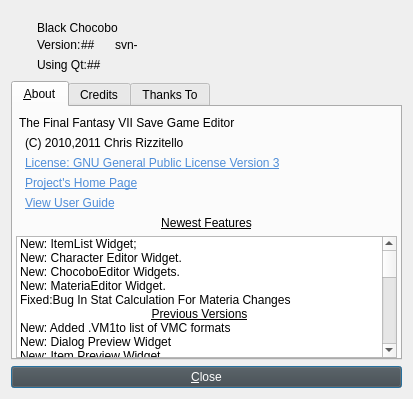
sithlord48/blackchocobo, file about.ui: the form before one commit.
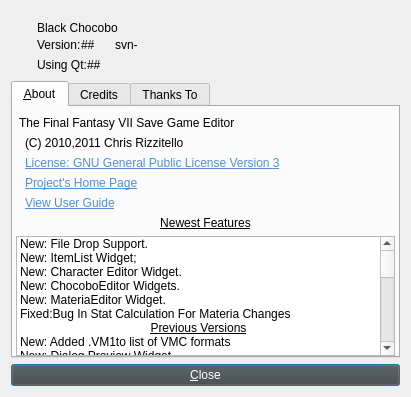
The form after the commit. Icons and pictures are not drawn.

Patch:
```diff
--- a/about.ui
+++ b/about.ui
@@ -9,8 +9,8 @@
    <rect>
     <x>0</x>
     <y>0</y>
-    <width>413</width>
-    <height>399</height>
+    <width>411</width>
+    <height>397</height>
    </rect>
   </property>
   <property name="windowTitle">
@@ -452,6 +452,11 @@
          <property name="wordWrap">
           <bool>true</bool>
          </property>
+         <item>
+          <property name="text">
+           <string>New: File Drop Support.</string>
+          </property>
+         </item>
          <item>
           <property name="text">
            <string>New: ItemList Widget;</string>
```
